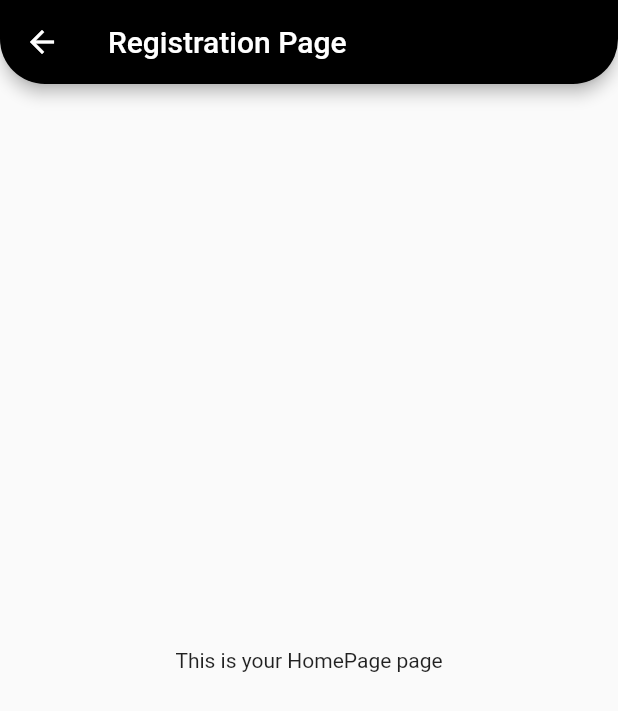
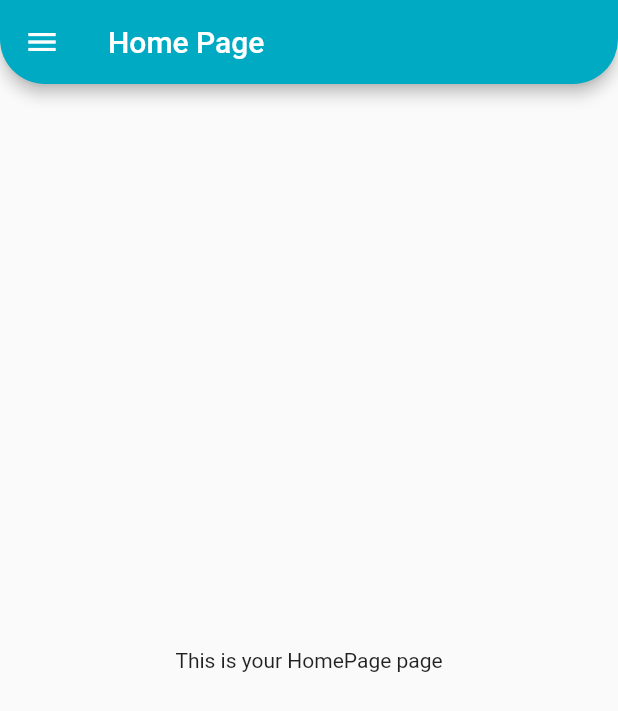
Before and after one commit to ArnoldGihozo/supportship, a Flutter app: the HomePageScreen screen opened directly, on a phone screen of 412 x 824 dp. Shown: the top 711 px of the screen. Run offline on Flutter 3.47's test engine with Material 2 defaults, Android fonts, the phone set to English and light mode, and no system bars; our stand-ins replace flutter_signin_button.

Commit message:
Hamburger menu added to the home screen as well as loging out option set-up

```diff
--- a/lib/screens/homePage.dart
+++ b/lib/screens/homePage.dart
@@ -1,5 +1,6 @@
 import 'package:flutter/cupertino.dart';
 import 'package:flutter/material.dart';
+import 'package:supportship/utilities/hamburger_menu.dart';
 
 class HomePageScreen extends StatefulWidget {
   @override
@@ -10,9 +11,10 @@ class _HomePageScreenState extends State<HomePageScreen> {
   @override
   Widget build(BuildContext context) {
     return Scaffold(
+      drawer: HamburgerMenu(),
       appBar: AppBar(
-        title: Text('Registration Page'),
-        backgroundColor: Colors.black,
+        title: Text('Home Page'),
+        backgroundColor: Color(0xFF00AAC3),
         shape: RoundedRectangleBorder(
           borderRadius: BorderRadius.vertical(
             bottom: Radius.circular(30),
```
Also changed, not shown: lib/utilities/hamburger_menu.dart (+43 -36 lines).
